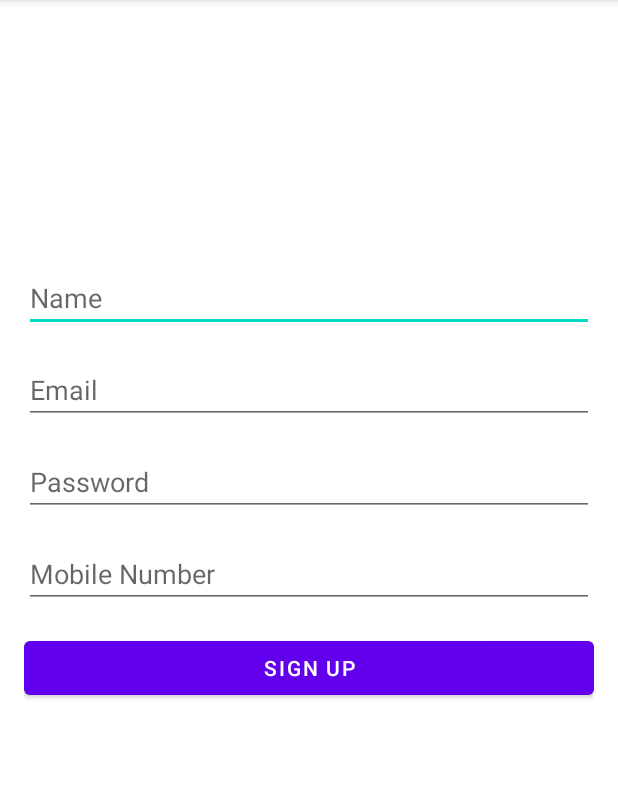
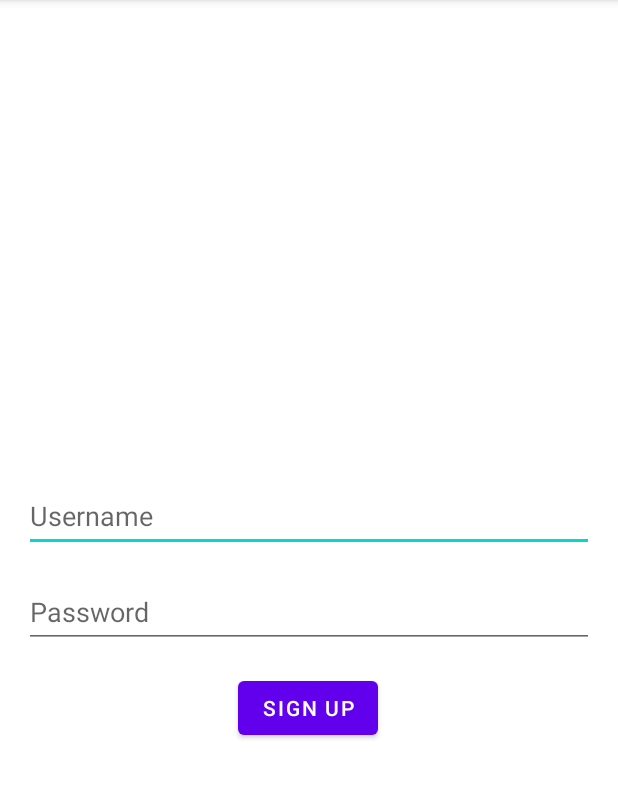
Before and after one commit to MercyAdebayo/Property_listingV2, an Android app: the SignupActivity screen opened directly, with no data from a screen before it, after a tap on "SIGN UP", on a phone screen of 412 x 824 dp, the part 84-883 px from its top. Run offline under Robolectric (Android 15) with nearby library versions, the phone set to English and light mode, and no system bars.

Commit message:
Third Commit

```diff
--- a/HomeFinder/app/src/main/AndroidManifest.xml
+++ b/HomeFinder/app/src/main/AndroidManifest.xml
@@ -30,19 +30,20 @@
         </activity>
         <activity
             android:name=".WelcomeActivity"
-            android:exported="false">
+            android:exported="true">
+            <intent-filter>
+                <action android:name="android.intent.action.MAIN" />
+
+                <category android:name="android.intent.category.LAUNCHER" />
+            </intent-filter>
             <meta-data
                 android:name="android.app.lib_name"
                 android:value="" />
         </activity>
         <activity
             android:name=".MainActivity"
-            android:exported="true">
-            <intent-filter>
-                <action android:name="android.intent.action.MAIN" />
+            android:exported="false">
 
-                <category android:name="android.intent.category.LAUNCHER" />
-            </intent-filter>
 
             <meta-data
                 android:name="android.app.lib_name"
--- a/HomeFinder/app/src/main/java/com/example/homefinder/AuthService.kt
+++ b/HomeFinder/app/src/main/java/com/example/homefinder/AuthService.kt
@@ -11,7 +11,7 @@ interface AuthService {
 
     fun loginUser(@Body loginReqDto: LoginReqDto): Call<LoginResDto>
 
-    @POST("auth/registration/")
+    @POST("auth/signup/")
 
     fun signupUser(@Body signupRequest: SignupRequest): Call<SignupResponse>
 
--- a/HomeFinder/app/src/main/java/com/example/homefinder/SignupActivity.kt
+++ b/HomeFinder/app/src/main/java/com/example/homefinder/SignupActivity.kt
@@ -1,68 +1,107 @@
 package com.example.homefinder
 
 import androidx.appcompat.app.AppCompatActivity
+
 import android.os.Bundle
-//import android.telecom.Call
+
 import android.widget.Button
+
 import android.widget.EditText
+
 import retrofit2.Call
+
 import retrofit2.Callback
+
 import retrofit2.Response
+
 import retrofit2.Retrofit
+
 import retrofit2.converter.gson.GsonConverterFactory
 
+class SignupActivity : AppCompatActivity() {
 
-class SignupActivity : AppCompatActivity() {
-    private lateinit var nameInput: EditText
-    private lateinit var emailInput: EditText
+    private lateinit var usernameInput: EditText
+
     private lateinit var passwordInput: EditText
-    private lateinit var mobileInput: EditText
+
     private lateinit var signupButton: Button
 
     override fun onCreate(savedInstanceState: Bundle?) {
+
         super.onCreate(savedInstanceState)
+
         setContentView(R.layout.activity_signup)
 
-        nameInput = findViewById(R.id.input_name)
-        emailInput = findViewById(R.id.input_email)
+        // Find views by ID
+
+        usernameInput = findViewById(R.id.input_username)
+
         passwordInput = findViewById(R.id.input_password)
-        mobileInput = findViewById(R.id.input_mobile)
+
         signupButton = findViewById(R.id.button_signup)
 
+        // Set signup button click listener
+
         signupButton.setOnClickListener {
-            val name = nameInput.text.toString().trim()
-            val email = emailInput.text.toString().trim()
+
+            val username = usernameInput.text.toString().trim()
+
             val password = passwordInput.text.toString().trim()
-            val mobile = mobileInput.text.toString().trim()
 
             // Call the signup API using Retrofit
-            signupUser(name, email, password, mobile)
+
+            signupUser(username, password)
+
         }
+
     }
 
-    private fun signupUser(name: String, email: String, password: String, mobile: String) {
-        // Retrofit call for signup
+    // Function to sign up the user
+
+    private fun signupUser(username: String, password: String) {
+
+        // Create Retrofit instance and call service
+
         val service = Retrofit.Builder()
-            .baseUrl("http://your-django-backend-url/api/")
+
+            .baseUrl("http://your-backend-url/api/")  // Replace with your backend URL
+
             .addConverterFactory(GsonConverterFactory.create())
+
             .build()
+
             .create(AuthService::class.java)
 
-        val signupRequest = SignupRequest(name,password )
+        // Prepare the signup request with only username and password
 
-        // Send signup request
+        val signupRequest = SignupRequest(username, password)
+
+        // Send signup request using Retrofit
+
         service.signupUser(signupRequest).enqueue(object : Callback<SignupResponse> {
+
             override fun onResponse(call: Call<SignupResponse>, response: Response<SignupResponse>) {
+
                 if (response.isSuccessful) {
+
                     // Handle successful signup (e.g., redirect to the main screen)
+
                 } else {
-                    // Handle failed signup
+
+                    // Handle signup failure (e.g., show error message)
+
                 }
+
             }
 
             override fun onFailure(call: Call<SignupResponse>, t: Throwable) {
+
                 // Handle failure (e.g., network error)
+
             }
+
         })
+
     }
+
 }
--- a/HomeFinder/app/src/main/res/layout/activity_login.xml
+++ b/HomeFinder/app/src/main/res/layout/activity_login.xml
@@ -4,6 +4,7 @@
 
     xmlns:app="http://schemas.android.com/apk/res-auto"
 
+    xmlns:tools="http://schemas.android.com/tools"
     android:layout_width="match_parent"
 
     android:layout_height="match_parent"
@@ -13,26 +14,25 @@
     <!-- Username Field -->
 
     <!-- Password Field -->
+
     <EditText
 
         android:id="@+id/inputUsername"
 
         android:layout_width="0dp"
 
-        android:layout_height="wrap_content"
+        android:layout_height="48dp"
 
-        android:layout_marginTop="244dp"
+        android:layout_marginBottom="22dp"
 
         android:hint="Username"
 
         android:inputType="textPersonName"
 
+        app:layout_constraintBottom_toTopOf="@+id/input_password"
         app:layout_constraintEnd_toEndOf="parent"
-
         app:layout_constraintHorizontal_bias="0.843"
-
-        app:layout_constraintStart_toStartOf="parent"
-        app:layout_constraintTop_toTopOf="parent" />
+        app:layout_constraintStart_toStartOf="parent" />
 
     <EditText
 
@@ -40,20 +40,19 @@
 
         android:layout_width="0dp"
 
-        android:layout_height="wrap_content"
+        android:layout_height="48dp"
 
-        android:layout_marginTop="4dp"
+        android:layout_marginBottom="16dp"
 
         android:hint="Password"
 
         android:inputType="textPassword"
 
+        app:layout_constraintBottom_toTopOf="@+id/loginButton"
+
         app:layout_constraintEnd_toEndOf="parent"
-
         app:layout_constraintHorizontal_bias="0.843"
-
-        app:layout_constraintStart_toStartOf="parent"
-        app:layout_constraintTop_toBottomOf="@id/inputUsername" />
+        app:layout_constraintStart_toStartOf="parent" />
 
     <!-- Login Button -->
     <Button
@@ -64,14 +63,14 @@
 
         android:layout_height="wrap_content"
 
+        android:layout_marginBottom="340dp"
+
         android:text="Login"
 
-        app:layout_constraintTop_toBottomOf="@id/input_password"
-
-        app:layout_constraintStart_toStartOf="parent"
+        app:layout_constraintBottom_toBottomOf="parent"
 
         app:layout_constraintEnd_toEndOf="parent"
-
-        android:layout_marginTop="16dp"/>
+        app:layout_constraintHorizontal_bias="1.0"
+        app:layout_constraintStart_toStartOf="parent" />
 
 </androidx.constraintlayout.widget.ConstraintLayout>
--- a/HomeFinder/app/src/main/res/layout/activity_signup.xml
+++ b/HomeFinder/app/src/main/res/layout/activity_signup.xml
@@ -1,68 +1,50 @@
 <androidx.constraintlayout.widget.ConstraintLayout
     xmlns:android="http://schemas.android.com/apk/res/android"
     xmlns:app="http://schemas.android.com/apk/res-auto"
+    xmlns:tools="http://schemas.android.com/tools"
     android:layout_width="match_parent"
     android:layout_height="match_parent"
-    android:padding="16dp">
+    tools:context=".SignupActivity">
 
-    <!-- Name Field -->
+    <!-- Username Input -->
 
-    <!-- Email Field -->
-    <EditText
-        android:id="@+id/input_name"
-        android:layout_width="0dp"
-        android:layout_height="wrap_content"
-        android:layout_marginTop="160dp"
-        android:hint="Name"
-        app:layout_constraintEnd_toEndOf="parent"
-        app:layout_constraintHorizontal_bias="0.937"
-        app:layout_constraintStart_toStartOf="parent"
-        app:layout_constraintTop_toTopOf="parent" />
+    <!-- Signup Button -->
 
     <EditText
-        android:id="@+id/input_email"
+        android:id="@+id/input_username"
         android:layout_width="0dp"
-        android:layout_height="wrap_content"
-        android:hint="Email"
-        android:inputType="textEmailAddress"
-        app:layout_constraintTop_toBottomOf="@id/input_name"
+        android:layout_height="48dp"
+        android:layout_margin="16dp"
+        android:layout_marginTop="224dp"
+        android:layout_marginBottom="90dp"
+        android:hint="Username"
+        android:inputType="textPersonName"
+        app:layout_constraintBottom_toTopOf="@+id/input_password"
+        app:layout_constraintEnd_toEndOf="parent"
         app:layout_constraintStart_toStartOf="parent"
-        app:layout_constraintEnd_toEndOf="parent"
-        android:layout_marginTop="16dp"/>
+        app:layout_constraintVertical_bias="0.0" />
 
-    <!-- Password Field -->
     <EditText
         android:id="@+id/input_password"
         android:layout_width="0dp"
-        android:layout_height="wrap_content"
+        android:layout_height="48dp"
+        android:layout_margin="16dp"
+        android:layout_marginBottom="116dp"
         android:hint="Password"
         android:inputType="textPassword"
-        app:layout_constraintTop_toBottomOf="@id/input_email"
-        app:layout_constraintStart_toStartOf="parent"
+        app:layout_constraintBottom_toTopOf="@+id/button_signup"
         app:layout_constraintEnd_toEndOf="parent"
-        android:layout_marginTop="16dp"/>
+        app:layout_constraintStart_toStartOf="parent" />
 
-    <!-- Mobile Number Field -->
-    <EditText
-        android:id="@+id/input_mobile"
-        android:layout_width="0dp"
-        android:layout_height="wrap_content"
-        android:hint="Mobile Number"
-        android:inputType="phone"
-        app:layout_constraintTop_toBottomOf="@id/input_password"
-        app:layout_constraintStart_toStartOf="parent"
-        app:layout_constraintEnd_toEndOf="parent"
-        android:layout_marginTop="16dp"/>
-
-    <!-- Sign Up Button -->
     <Button
         android:id="@+id/button_signup"
-        android:layout_width="0dp"
+        android:layout_width="wrap_content"
         android:layout_height="wrap_content"
+        android:layout_marginBottom="272dp"
         android:text="Sign Up"
-        app:layout_constraintTop_toBottomOf="@id/input_mobile"
-        app:layout_constraintStart_toStartOf="parent"
+        app:layout_constraintBottom_toBottomOf="parent"
         app:layout_constraintEnd_toEndOf="parent"
-        android:layout_marginTop="16dp"/>
+        app:layout_constraintHorizontal_bias="0.498"
+        app:layout_constraintStart_toStartOf="parent" />
 
 </androidx.constraintlayout.widget.ConstraintLayout>
```
